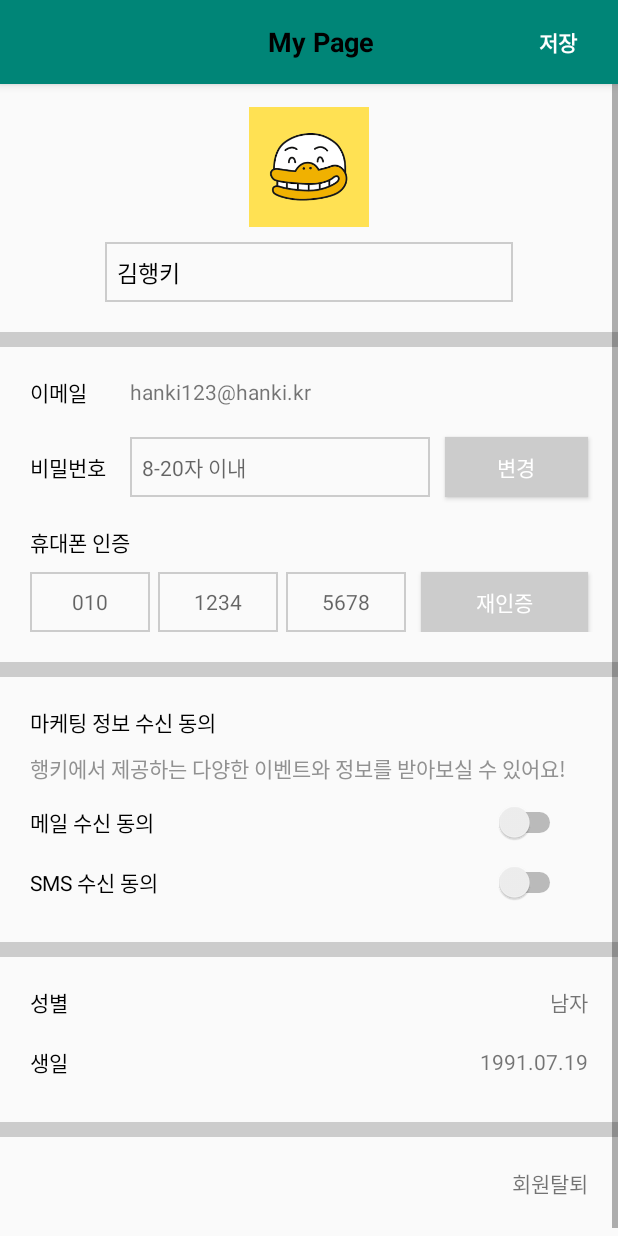
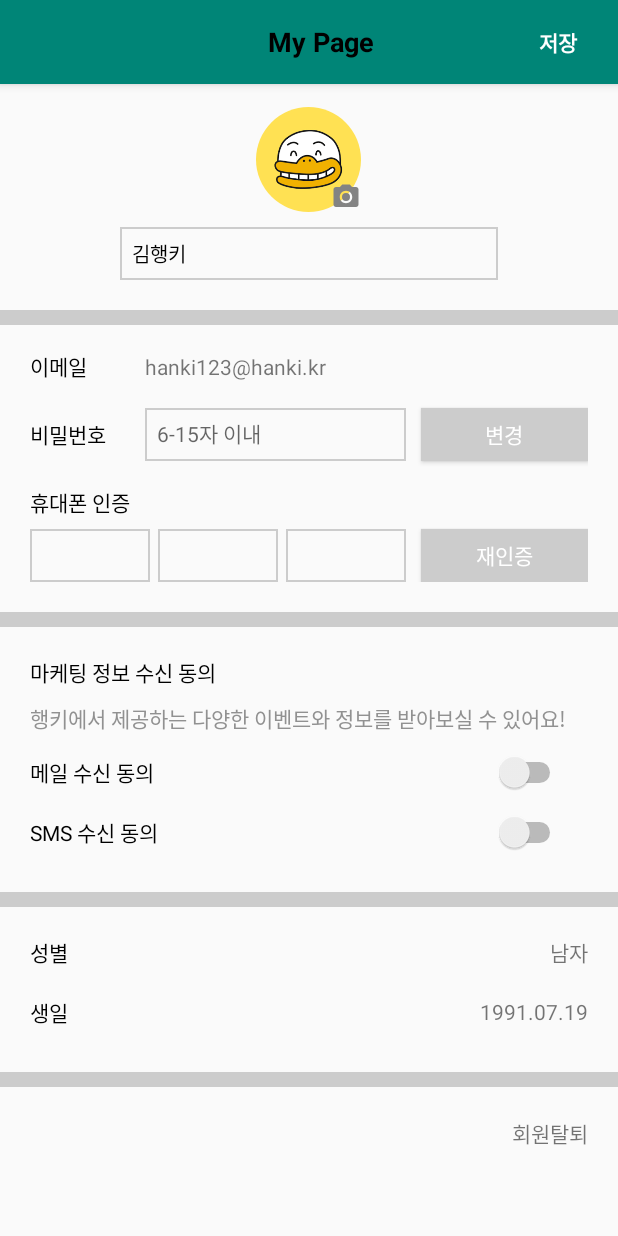
Before and after one commit to sampoo00/HANKI_github, an Android app: the MypageActivity screen opened directly, with no data from a screen before it, on a phone screen of 412 x 824 dp. Run offline under Robolectric (Android 15) with nearby library versions, the phone set to English and light mode, and no system bars; our stand-ins replace CircleImageView.

Commit message:
MypageActivity 비밀번호, 휴대폰 글자수 제한, 마케팅 수신동의시 토스트메시지 띄우기, 프로필 사진 갤러리 연동만, 프로필 사진 둥글게 적용

```diff
--- a/app/build.gradle
+++ b/app/build.gradle
@@ -41,4 +41,6 @@ dependencies {
     implementation files('libs/minewBeaconScan.jar')
     //pretty dialog
     implementation 'com.github.mjn1369:prettydialog:1.0.4'
+    //circleImageView
+    implementation 'de.hdodenhof:circleimageview:2.2.0'
 }
--- a/app/src/main/java/com/hanki/hanki/HomeActivity.java
+++ b/app/src/main/java/com/hanki/hanki/HomeActivity.java
@@ -26,7 +26,6 @@ import com.hanki.hanki.NumberTicket.Fragment_numberticket;
 import com.hanki.hanki.ShopOrder.ShopMainActivity;
 import com.roughike.bottombar.BottomBar;
 import com.roughike.bottombar.OnTabSelectListener;
-
 
 //AppCompatActivity
 public class HomeActivity extends AppCompatActivity
--- a/app/src/main/java/com/hanki/hanki/ShopOrder/Fragment_shopInfo.java
+++ b/app/src/main/java/com/hanki/hanki/ShopOrder/Fragment_shopInfo.java
@@ -38,6 +38,7 @@ public class Fragment_shopInfo extends Fragment {
     @Override
     public void onViewCreated(@NonNull View view, @Nullable Bundle savedInstanceState) {
         super.onViewCreated(view, savedInstanceState);
+
         shopInfo_dialBtn.setOnClickListener(new View.OnClickListener() {
             @Override
             public void onClick(View v) {
--- /dev/null
+++ b/app/src/main/res/drawable/ic_camera_alt_black_24dp.xml
@@ -0,0 +1,12 @@
+<vector xmlns:android="http://schemas.android.com/apk/res/android"
+        android:width="24dp"
+        android:height="24dp"
+        android:viewportWidth="24.0"
+        android:viewportHeight="24.0">
+    <path
+        android:fillColor="#FF000000"
+        android:pathData="M12,12m-3.2,0a3.2,3.2 0,1 1,6.4 0a3.2,3.2 0,1 1,-6.4 0"/>
+    <path
+        android:fillColor="#FF000000"
+        android:pathData="M9,2L7.17,4L4,4c-1.1,0 -2,0.9 -2,2v12c0,1.1 0.9,2 2,2h16c1.1,0 2,-0.9 2,-2L22,6c0,-1.1 -0.9,-2 -2,-2h-3.17L15,2L9,2zM12,17c-2.76,0 -5,-2.24 -5,-5s2.24,-5 5,-5 5,2.24 5,5 -2.24,5 -5,5z"/>
+</vector>
--- a/app/src/main/res/layout/activity_mypage.xml
+++ b/app/src/main/res/layout/activity_mypage.xml
@@ -65,28 +65,39 @@
                 android:layout_width="match_parent"
                 android:layout_height="wrap_content">
 
-                <ImageView
+                <de.hdodenhof.circleimageview.CircleImageView
                     android:id="@+id/mypage_profile"
-                    android:layout_width="80dp"
-                    android:layout_height="80dp"
+                    android:layout_width="70dp"
+                    android:layout_height="70dp"
                     android:layout_centerHorizontal="true"
                     android:layout_marginTop="15dp"
+                    android:onClick="onClick"
                     android:src="@drawable/profile" />
+
+                <ImageButton
+                    android:id="@+id/mypage_profile_edit"
+                    android:layout_width="20dp"
+                    android:layout_height="20dp"
+                    android:layout_alignBottom="@+id/mypage_profile"
+                    android:layout_alignRight="@+id/mypage_profile"
+                    android:background="@drawable/ic_camera_alt_black_24dp"
+                    android:backgroundTint="#838383"
+                    android:onClick="onClick" />
 
                 <EditText
                     android:id="@+id/mypage_nickname"
                     android:layout_width="match_parent"
-                    android:layout_height="40dp"
+                    android:layout_height="35dp"
                     android:layout_alignParentLeft="true"
                     android:layout_alignParentRight="true"
                     android:layout_below="@+id/mypage_profile"
-                    android:layout_marginLeft="70dp"
-                    android:layout_marginRight="70dp"
+                    android:layout_marginLeft="80dp"
+                    android:layout_marginRight="80dp"
                     android:layout_marginTop="10dp"
                     android:background="@drawable/border_mypage_nickname"
                     android:text="김행키"
                     android:textColor="#000"
-                    android:textSize="15sp" />
+                    android:textSize="13sp" />
 
             </RelativeLayout>
 
@@ -99,13 +110,14 @@
 
             <RelativeLayout
                 android:layout_width="match_parent"
-                android:layout_height="wrap_content">
+                android:layout_height="wrap_content"
+                android:paddingLeft="20dp"
+                android:paddingRight="20dp">
 
                 <TextView
                     android:id="@+id/email"
                     android:layout_width="wrap_content"
-                    android:layout_height="40dp"
-                    android:layout_marginLeft="20dp"
+                    android:layout_height="35dp"
                     android:gravity="center"
                     android:text="@string/mypage_email"
                     android:textColor="#000" />
@@ -113,10 +125,9 @@
                 <TextView
                     android:id="@+id/mypage_email"
                     android:layout_width="match_parent"
-                    android:layout_height="match_parent"
+                    android:layout_height="wrap_content"
                     android:layout_alignBottom="@+id/email"
-                    android:layout_alignTop="@id/email"
-                    android:layout_marginRight="20dp"
+                    android:layout_alignTop="@+id/email"
                     android:layout_toRightOf="@+id/phoneCertification"
                     android:gravity="center_vertical"
                     android:text="hanki123@hanki.kr" />
@@ -124,7 +135,7 @@
                 <TextView
                     android:id="@+id/password"
                     android:layout_width="wrap_content"
-                    android:layout_height="40dp"
+                    android:layout_height="35dp"
                     android:layout_alignLeft="@+id/email"
                     android:layout_below="@+id/email"
                     android:layout_marginTop="10dp"
@@ -134,23 +145,24 @@
 
                 <EditText
                     android:id="@+id/mypage_password"
-                    android:layout_width="200dp"
+                    android:layout_width="180dp"
                     android:layout_height="wrap_content"
                     android:layout_alignBottom="@+id/password"
-                    android:layout_alignLeft="@+id/mypage_email"
+                    android:layout_alignRight="@+id/mypage_phone3"
                     android:layout_alignTop="@+id/password"
-                    android:layout_marginRight="10dp"
+                    android:layout_toRightOf="@+id/phoneCertification"
                     android:background="@drawable/border_mypage_nickname"
-                    android:hint="8-20자 이내"
+                    android:hint="6-15자 이내"
+                    android:inputType="textPassword"
+                    android:maxLength="15"
                     android:textSize="14sp" />
 
                 <Button
-                    android:id="@+id/mypage_pwdSaveBtn"
                     android:layout_width="match_parent"
                     android:layout_height="wrap_content"
-                    android:layout_alignBottom="@+id/password"
-                    android:layout_alignRight="@+id/mypage_email"
-                    android:layout_alignTop="@+id/password"
+                    android:layout_alignBottom="@+id/mypage_password"
+                    android:layout_alignLeft="@+id/mypage_recertificationBtn"
+                    android:layout_alignTop="@+id/mypage_password"
                     android:layout_toRightOf="@+id/mypage_password"
                     android:background="#ccc"
                     android:text="@string/mypage_changePwd"
@@ -159,9 +171,9 @@
                 <TextView
                     android:id="@+id/phoneCertification"
                     android:layout_width="wrap_content"
-                    android:layout_height="40dp"
-                    android:layout_alignLeft="@+id/password"
+                    android:layout_height="35dp"
                     android:layout_below="@+id/password"
+                    android:layout_marginRight="10dp"
                     android:layout_marginTop="10dp"
                     android:gravity="center"
                     android:text="@string/mypage_phoneCertification"
@@ -170,14 +182,13 @@
                 <EditText
                     android:id="@+id/mypage_phone1"
                     android:layout_width="80dp"
-                    android:layout_height="40dp"
-                    android:layout_alignLeft="@+id/phoneCertification"
+                    android:layout_height="35dp"
                     android:layout_below="@+id/phoneCertification"
                     android:layout_marginRight="5dp"
                     android:background="@drawable/border_mypage_nickname"
                     android:gravity="center"
-                    android:hint="010"
                     android:inputType="number"
+                    android:maxLength="3"
                     android:textSize="14sp" />
 
                 <EditText
@@ -190,8 +201,8 @@
                     android:layout_toRightOf="@+id/mypage_phone1"
                     android:background="@drawable/border_mypage_nickname"
                     android:gravity="center"
-                    android:hint="1234"
                     android:inputType="number"
+                    android:maxLength="4"
                     android:textSize="14sp" />
 
                 <EditText
@@ -204,15 +215,15 @@
                     android:layout_toRightOf="@+id/mypage_phone2"
                     android:background="@drawable/border_mypage_nickname"
                     android:gravity="center"
-                    android:hint="5678"
                     android:inputType="number"
+                    android:maxLength="4"
                     android:textSize="14sp" />
 
                 <Button
+                    android:id="@+id/mypage_recertificationBtn"
                     android:layout_width="match_parent"
                     android:layout_height="wrap_content"
                     android:layout_alignBottom="@+id/mypage_phone1"
-                    android:layout_alignRight="@+id/mypage_pwdSaveBtn"
                     android:layout_alignTop="@+id/mypage_phone1"
                     android:layout_toRightOf="@+id/mypage_phone3"
                     android:background="#ccc"
@@ -230,13 +241,14 @@
 
             <RelativeLayout
                 android:layout_width="match_parent"
-                android:layout_height="wrap_content">
+                android:layout_height="wrap_content"
+                android:paddingLeft="20dp"
+                android:paddingRight="20dp">
 
                 <TextView
                     android:id="@+id/marketing"
                     android:layout_width="wrap_content"
                     android:layout_height="40dp"
-                    android:layout_marginLeft="20dp"
                     android:gravity="center"
                     android:text="@string/mypage_marketing"
                     android:textColor="#000" />
@@ -247,7 +259,6 @@
                     android:layout_height="wrap_content"
                     android:layout_alignLeft="@+id/marketing"
                     android:layout_below="@+id/marketing"
-                    android:layout_marginRight="20dp"
                     android:paddingBottom="5dp"
                     android:text="@string/mypage_marketingMessage"
                     android:textColor="#919191" />
@@ -299,13 +310,14 @@
 
             <RelativeLayout
                 android:layout_width="match_parent"
-                android:layout_height="wrap_content">
+                android:layout_height="wrap_content"
+                android:paddingLeft="20dp"
+                android:paddingRight="20dp">
 
                 <TextView
                     android:id="@+id/gender"
                     android:layout_width="wrap_content"
                     android:layout_height="40dp"
-                    android:layout_marginLeft="20dp"
                     android:gravity="center"
                     android:text="@string/mypage_gender"
                     android:textColor="#000" />
@@ -317,7 +329,6 @@
                     android:layout_alignBottom="@+id/gender"
                     android:layout_alignParentRight="true"
                     android:layout_alignTop="@+id/gender"
-                    android:layout_marginRight="20dp"
                     android:gravity="center_vertical"
                     android:text="남자" />
 
@@ -326,7 +337,6 @@
                     android:layout_width="wrap_content"
                     android:layout_height="40dp"
                     android:layout_below="@+id/gender"
-                    android:layout_marginLeft="20dp"
                     android:gravity="center"
                     android:text="@string/mypage_birthday"
                     android:textColor="#000" />
@@ -338,7 +348,6 @@
                     android:layout_alignBottom="@+id/birthday"
                     android:layout_alignParentRight="true"
                     android:layout_alignTop="@+id/birthday"
-                    android:layout_marginRight="20dp"
                     android:gravity="center_vertical"
                     android:text="1991.07.19" />
 
--- a/app/src/main/res/layout/activity_write_review.xml
+++ b/app/src/main/res/layout/activity_write_review.xml
@@ -71,7 +71,7 @@
             android:textColor="#000"
             android:textSize="16sp" />
 
-        <ImageView
+        <de.hdodenhof.circleimageview.CircleImageView
             android:id="@+id/writeReview_profile"
             android:layout_width="70dp"
             android:layout_height="70dp"
--- a/app/src/main/res/layout/content_home.xml
+++ b/app/src/main/res/layout/content_home.xml
@@ -21,4 +21,5 @@
         android:layout_height="60dp"
         android:layout_alignParentBottom="true"
         app:bb_tabXmlResource="@xml/bottombar_tabs" />
+
 </RelativeLayout>
--- a/app/src/main/res/layout/recycler_review_item.xml
+++ b/app/src/main/res/layout/recycler_review_item.xml
@@ -5,10 +5,10 @@
     android:layout_marginBottom="20dp"
     android:background="@drawable/border_review">
 
-    <ImageView
+    <de.hdodenhof.circleimageview.CircleImageView
         android:id="@+id/review_profile"
-        android:layout_width="80dp"
-        android:layout_height="80dp"
+        android:layout_width="50dp"
+        android:layout_height="50dp"
         android:layout_marginRight="15dp"
         android:src="@drawable/profile" />
 
--- a/app/src/main/res/values/strings.xml
+++ b/app/src/main/res/values/strings.xml
@@ -15,7 +15,7 @@
     <string name="noshowBtn">다시 보지 않기</string>
 
     <!-- Navigation Drawer -->
-    <string name="nav_welcomeMessage">김행키 님\n반갑습니다^^</string>
+    <string name="nav_welcomeMessage">김행키님 반갑습니다^^</string>
     <string name="nav_notice">공지사항</string>
     <string name="nav_event">이벤트</string>
     <string name="nav_ads">광고문의</string>
@@ -54,6 +54,10 @@
     <string name="mypage_delete">탈퇴합니다</string>
     <string name="mypage_deletion">탈퇴</string>
     <string name="mypage_cancel">취소</string>
+    <string name="mypage_acceptEmail">로 메일 수신에 동의하였습니다.</string>
+    <string name="mypage_denyEmail">로 메일 수신을 거부하였습니다.</string>
+    <string name="mypage_acceptSMS">로 SMS 수신에 동의하였습니다.</string>
+    <string name="mypage_denySMS">로 SMS 수신을 거부하였습니다.</string>
 
     <!-- Home -->
     <string name="home_bluetoothMessage">매장 인식을 위해 먼저 Bluetooth를 켜주세요.</string>
```
Also changed, not shown: app/src/main/java/com/hanki/hanki/NavigationBar/MypageActivity.java (+65 -5 lines), app/src/main/java/com/hanki/hanki/Tutorial/TutorialActivity.java (+2 -9 lines), app/src/main/res/layout/nav_header_home.xml (+6 -5 lines).
